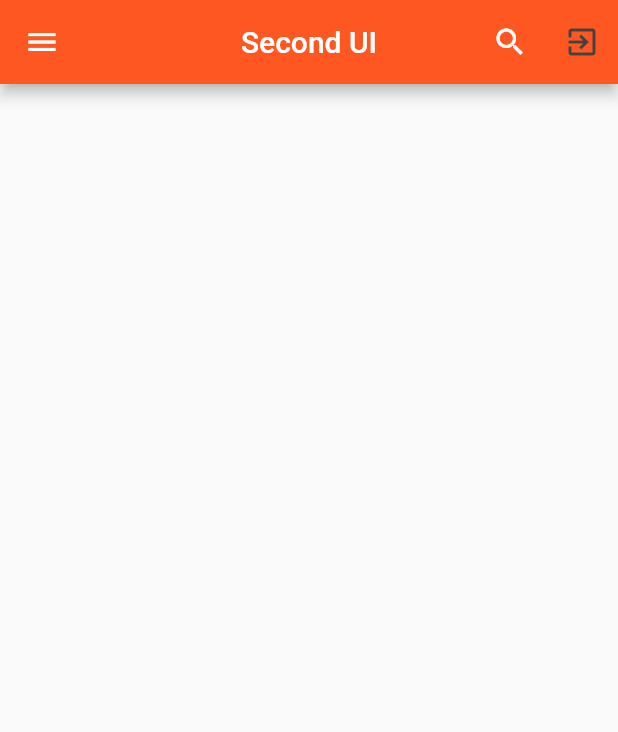
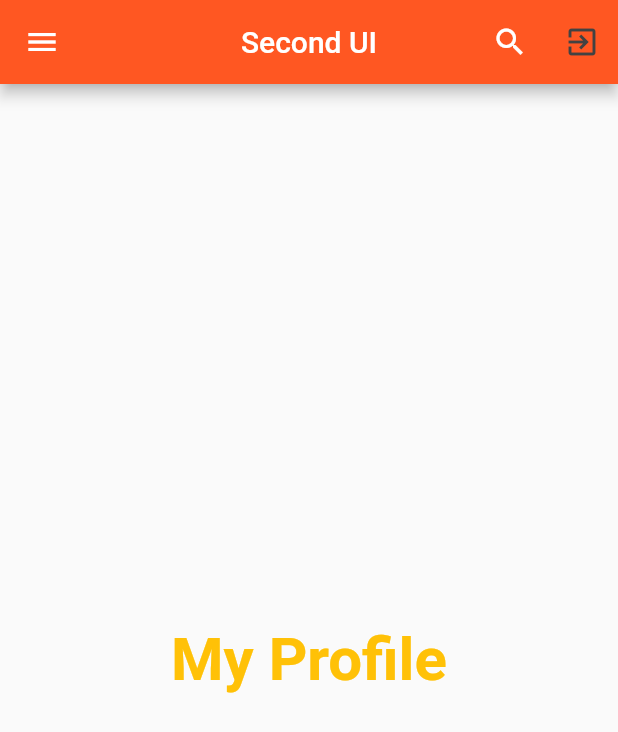
Before and after one commit to chanintornc/flutter_app_sau, a Flutter app: the SecondUI screen opened directly, on a phone screen of 412 x 824 dp. Shown: the top 732 px of the screen. Run offline on Flutter 3.47's test engine with Material 2 defaults, Android fonts, the phone set to English and light mode, and no system bars.

Commit message:
Commit 4

```diff
--- a/lib/views/second_ui.dart
+++ b/lib/views/second_ui.dart
@@ -27,6 +27,16 @@ class SecondUI extends StatelessWidget {
             ),
           ),
         ],
+      ),
+      body: Center(
+        child: Text(
+          'My Profile',
+          style: TextStyle(
+            fontSize: 40.0,
+            fontWeight: FontWeight.bold,
+            color: Colors.amber,
+          ),
+        ),
       ),
       drawer: Drawer(
         child: ListView(
@@ -62,6 +72,7 @@ class SecondUI extends StatelessWidget {
               ),
             ),
             ListTile(
+              onTap: (){},
               title: Text(
                 'menu 1 ....',
                 style: TextStyle(
@@ -70,6 +81,7 @@ class SecondUI extends StatelessWidget {
               ),
             ),
             ListTile(
+              onTap: (){},
               title: Text(
                 'menu 2 ....',
                 style: TextStyle(
@@ -81,6 +93,7 @@ class SecondUI extends StatelessWidget {
               ),
             ),
             ListTile(
+              onTap: (){},
               title: Text(
                 'menu 3 ....',
                 style: TextStyle(
@@ -102,6 +115,7 @@ class SecondUI extends StatelessWidget {
               color: Colors.deepOrange[200],
             ),
             ListTile(
+              onTap: (){},
               title: Text(
                 'menu 4 ....',
                 style: TextStyle(
@@ -118,6 +132,7 @@ class SecondUI extends StatelessWidget {
               color: Colors.blue,
             ),
             ListTile(
+              onTap: (){},
               title: Text(
                 'จบการทำงาน',
                 style: TextStyle(
```
